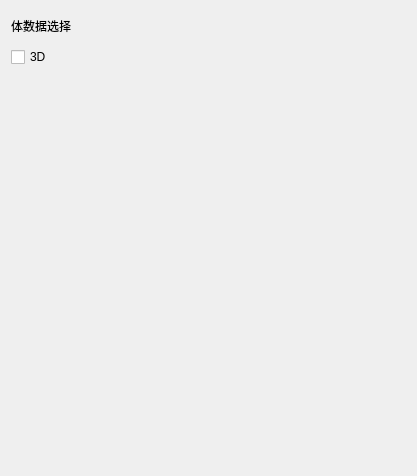
This is Modules/VolumeDisplayController/Resources/UI/qSlicerVolumeDisplayControllerModuleWidget.ui in zpphigh/STK as Qt 5 draws it before an edit. The edited form follows.
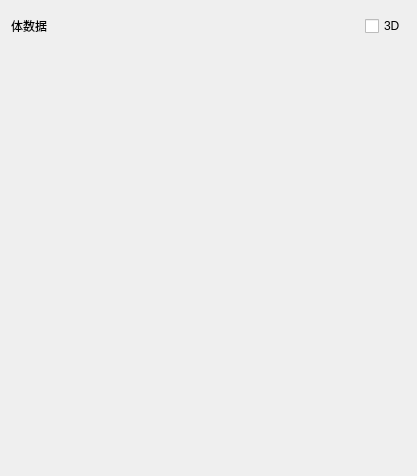
This is the edited form. Custom widgets are drawn as their Qt base class.

Commit message: fix nullptr bug of volumenodes

What changed in the file:
```diff
--- a/Modules/VolumeDisplayController/Resources/UI/qSlicerVolumeDisplayControllerModuleWidget.ui
+++ b/Modules/VolumeDisplayController/Resources/UI/qSlicerVolumeDisplayControllerModuleWidget.ui
@@ -25,7 +25,7 @@
         </size>
        </property>
        <property name="text">
-        <string>体数据选择</string>
+        <string>体数据</string>
        </property>
       </widget>
      </item>
@@ -50,7 +50,18 @@
        </property>
       </widget>
      </item>
-    </layout>
+     <item>
+      <spacer name="horizontalSpacer">
+       <property name="orientation">
+        <enum>Qt::Horizontal</enum>
+       </property>
+       <property name="sizeHint" stdset="0">
+        <size>
+         <width>40</width>
+         <height>20</height>
+        </size>
+       </property>
+      </spacer>
    </item>
    <item>
     <widget class="QCheckBox" name="Visibility3DCheckBox">
@@ -58,6 +69,8 @@
       <string>3D</string>
      </property>
     </widget>
+     </item>
+    </layout>
    </item>
    <item>
     <widget class="qSlicerVolumeDisplayWidget" name="VolumeDisplayWidget" native="true">
```
Lines whose indentation alone changed are shown as unchanged. The commit also changes 1 other file.
